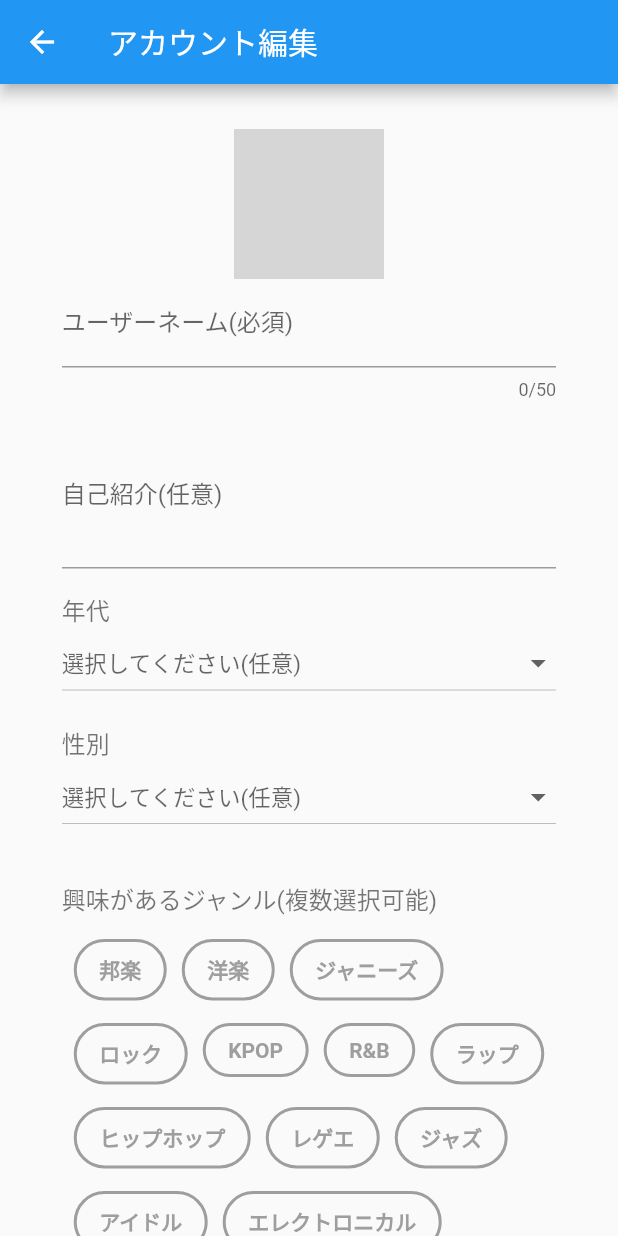
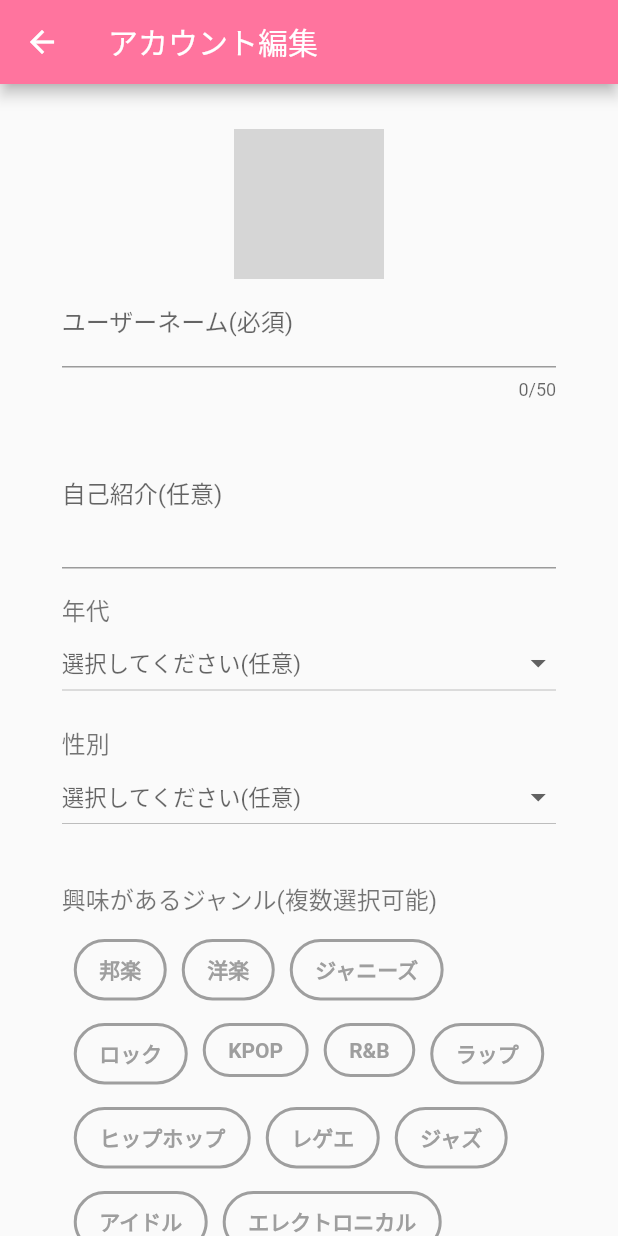
Before and after one commit to uto96315/Kashide, a Flutter app: the screen it shows once a user with an empty profile is signed in, item 5 of the bottom bar chosen, after a tap on "編集", on a phone screen of 412 x 824 dp. Run offline on Flutter 3.47's test engine with Material 2 defaults, Android fonts, the phone set to English and light mode, and no system bars; our stand-ins replace cloud_firestore, firebase_auth, firebase_core, firebase_storage, image_picker, timeago; accounts and stored records are empty; generated files the repository leaves out were written again; network calls fail; grey boxes are pictures that could not be loaded.

Commit message:
mainColorの設定と反映

```diff
--- /dev/null
+++ b/lib/common/ThemeColor.dart
@@ -0,0 +1,5 @@
+
+
+import 'dart:ui';
+
+const Color mainColor = Color.fromRGBO(255,116,158,1);
--- a/lib/editUserDetails/edit_user_details_page.dart
+++ b/lib/editUserDetails/edit_user_details_page.dart
@@ -1,5 +1,6 @@
 import 'package:flutter/material.dart';
 import 'package:provider/provider.dart';
+import 'package:str_gram_beta/common/ThemeColor.dart';
 import 'edit_user_details_model.dart';
 
 class EditUserDetailsPage extends StatelessWidget {
@@ -20,6 +21,7 @@ class EditUserDetailsPage extends StatelessWidget {
         child: Scaffold(
           appBar: AppBar(
             title: const Text("アカウント編集"),
+            backgroundColor: mainColor,
           ),
           body: Center(
             child:
@@ -171,9 +173,9 @@ class EditUserDetailsPage extends StatelessWidget {
                                 borderRadius: const BorderRadius.all(Radius.circular(32)),
                                 border: Border.all(
                                   width: 2,
-                                  color: (isSelected) ? Colors.blue : Colors.grey,
+                                  color: (isSelected) ? mainColor : Colors.grey,
                                 ),
-                                color: isSelected ? Colors.blue : null,
+                                color: isSelected ? mainColor : null,
                               ),
                               child: Text(
                                 tag,
@@ -208,12 +210,16 @@ class EditUserDetailsPage extends StatelessWidget {
                               model.endLoading();
                             }
                           },
+                        style: ElevatedButton.styleFrom(
+                          backgroundColor: mainColor,
+                        ),
                           child: const Padding(
                             padding: EdgeInsets.only(
                                 top: 10, bottom: 10, left: 50, right: 50),
                             child: Text("登録する", style: TextStyle( fontSize: 17, fontWeight: FontWeight.bold),
                             ),
-                          )),
+                          ),
+                      ),
                       const SizedBox( height: 100 ),
 
                       // アカウント削除ボタン
--- a/lib/home/home_page.dart
+++ b/lib/home/home_page.dart
@@ -1,4 +1,5 @@
 import 'package:flutter/material.dart';
+import 'package:str_gram_beta/common/ThemeColor.dart';
 import 'package:str_gram_beta/timeline/timeline_page.dart';
 import 'package:str_gram_beta/mypage/my_page.dart';
 import 'package:str_gram_beta/notification/notification_page.dart';
@@ -17,8 +18,8 @@ class HomePage extends StatelessWidget {
           child: const Padding(
             padding: EdgeInsets.only(right: 20, left: 20),
             child: TabBar(
-              labelColor: Colors.blue,
-              indicatorColor: Colors.blue,
+              labelColor: mainColor,
+              indicatorColor: mainColor,
               unselectedLabelColor: Colors.blueGrey,
               tabs: [
                 Tab(icon: Icon(Icons.home), text: "ホーム"),
--- a/lib/mypage/my_page.dart
+++ b/lib/mypage/my_page.dart
@@ -1,5 +1,6 @@
 import 'package:flutter/material.dart';
 import 'package:provider/provider.dart';
+import 'package:str_gram_beta/common/ThemeColor.dart';
 import 'package:str_gram_beta/editUserDetails/edit_user_details_page.dart';
 import 'package:str_gram_beta/top/top_page.dart';
 import 'my_model.dart';
@@ -253,7 +254,11 @@ class MyPage extends StatelessWidget {
                                 await model.logOut();
                                 Navigator.popUntil(context, ModalRoute.withName("/"));
                               },
-                              child: const Text("ログアウト", style: TextStyle( fontSize: 20 ))),
+                            style: ElevatedButton.styleFrom(
+                              backgroundColor: mainColor
+                            ),
+                              child: const Text("ログアウト", style: TextStyle( fontSize: 20 )),
+                          ),
                         ),
                         const SizedBox( height: 200 ),
                       ],
--- a/lib/timeline/timeline_page.dart
+++ b/lib/timeline/timeline_page.dart
@@ -1,5 +1,6 @@
 import 'package:flutter/material.dart';
 import 'package:provider/provider.dart';
+import '../common/ThemeColor.dart';
 import 'timeline_model.dart';
 
 class TimelinePage extends StatelessWidget {
@@ -11,8 +12,9 @@ class TimelinePage extends StatelessWidget {
       create: (_) => TimelineModel()..getPosts(),
       child: Scaffold(
         appBar: AppBar(
-          title: const Icon(Icons.tag),
+          title: const Text("Kashide"),
           automaticallyImplyLeading: false,
+          backgroundColor: mainColor,
         ),
         body: SingleChildScrollView(
           child: Center(
@@ -176,6 +178,7 @@ class TimelinePage extends StatelessWidget {
           onPressed: () {
             Navigator.pushNamed(context, "/post");
           },
+          backgroundColor: mainColor,
           child: const Icon(Icons.add),
         ),
       ),
```
Also changed, not shown: lib/login/login_page.dart (+6 -1 lines), lib/register/register_page.dart (+7 -1 lines), lib/registerUserDetails/register_user_details_page.dart (+7 -1 lines).
